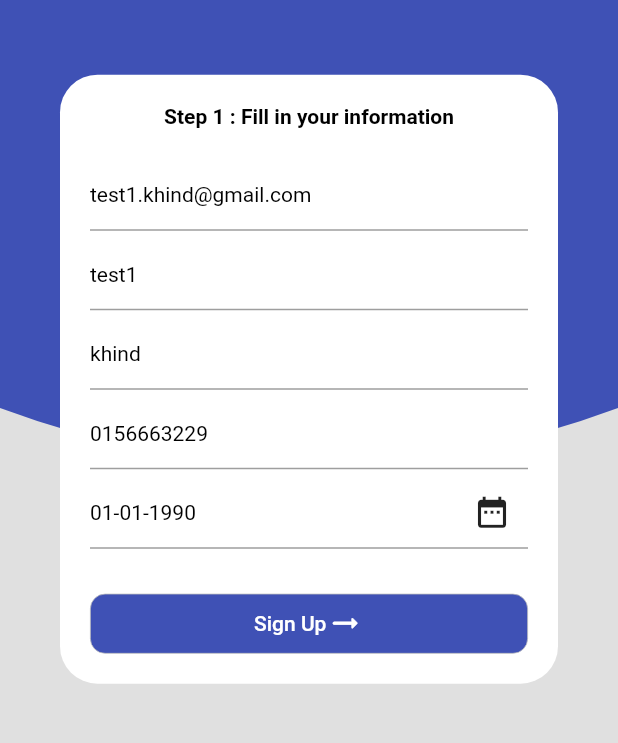
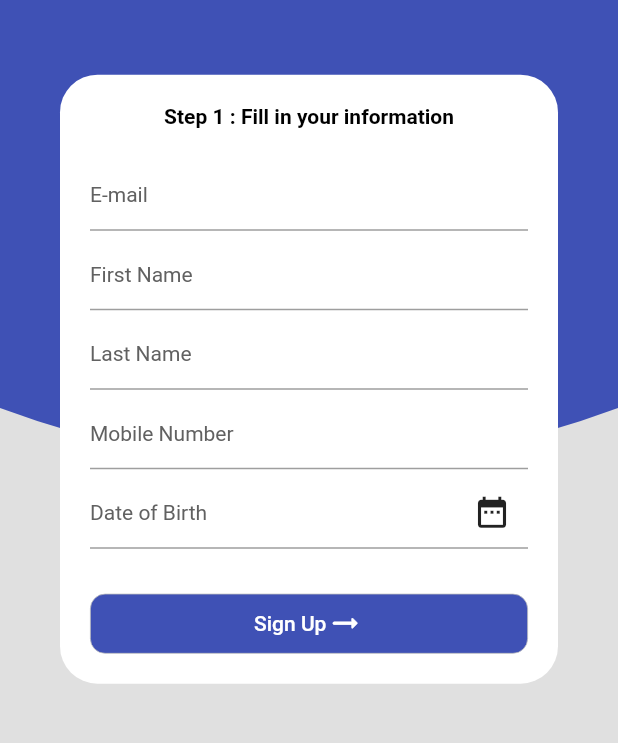
Before and after one commit to Villva-Tharisan/khind, a Flutter app: the SignUp screen opened by its route, on a phone screen of 412 x 824 dp, the part 252-995 px from its top. Run offline on Flutter 3.47's test engine with Material 2 defaults, Android fonts, the phone set to English and light mode, and no system bars; our stand-ins replace animated_bottom_navigation_bar, auto_size_text, file_picker, flutter_dotenv, flutter_secure_storage, hexcolor and 3 more; missing offline and left inert: flutter_inappwebview, http_interceptor, qr_code_scanner; accounts and stored records are empty; statements that could not run were skipped.

Commit message:
remove dummy data in sign up

```diff
--- a/lib/screens/signin.dart
+++ b/lib/screens/signin.dart
@@ -297,7 +297,7 @@ class _SignInState extends State<SignIn> {
       body: CustomPaint(
           painter: BgPainter(),
           child: Container(
-              padding: const EdgeInsets.symmetric(horizontal: 40, vertical: 50),
+              padding: const EdgeInsets.symmetric(horizontal: 40, vertical: 40),
               decoration:
                   new BoxDecoration(color: Colors.white.withOpacity(0.0)),
               child:
--- a/lib/screens/signup.dart
+++ b/lib/screens/signup.dart
@@ -60,14 +60,14 @@ class _SignUpState extends State<SignUp> {
 
   @override
   void initState() {
-    firstNameCT.text = "test1";
-    lastNameCT.text = "khind";
-    mobileNoCT.text = "0156663229";
-    emailCT.text = "test1.khind@gmail.com";
-    passwordCT.text = "p455word";
-    dobCT.text = "01-01-1990";
-    address1CT.text = "No 44 Taman Miharja";
-    confirmPasswordCT.text = "p455word";
+    // firstNameCT.text = "test1";
+    // lastNameCT.text = "khind";
+    // mobileNoCT.text = "0156663229";
+    // emailCT.text = "test1.khind@gmail.com";
+    // passwordCT.text = "p455word";
+    // dobCT.text = "01-01-1990";
+    // address1CT.text = "No 44 Taman Miharja";
+    // confirmPasswordCT.text = "p455word";
     super.initState();
     _fetchStates();
   }
```
